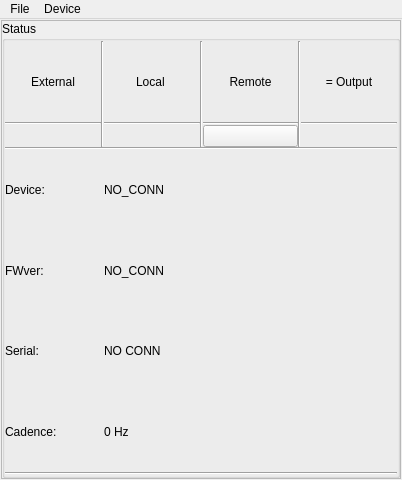
This is src/ui/MainWindowUi.ui in wonkoderverstaendige/PyFL593B as Qt 5 draws it before an edit. The edited form follows.
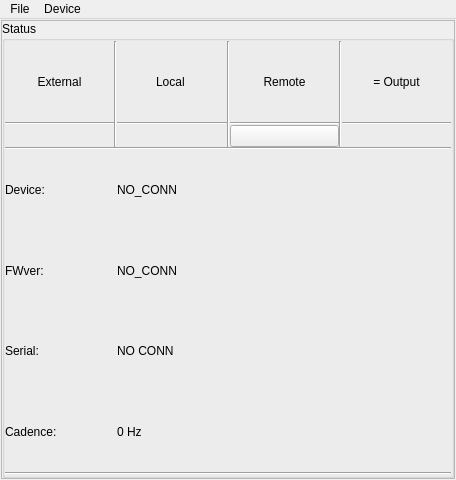
This is the edited form. Icons and pictures are not drawn.

```diff
--- a/src/ui/MainWindowUi.ui
+++ b/src/ui/MainWindowUi.ui
@@ -6,7 +6,7 @@
    <rect>
     <x>0</x>
     <y>0</y>
-    <width>402</width>
+    <width>456</width>
     <height>480</height>
    </rect>
   </property>
@@ -271,6 +271,9 @@
             </item>
             <item row="5" column="5" rowspan="4" colspan="2">
              <layout class="QHBoxLayout" name="horizontalLayout_2">
+              <property name="margin">
+               <number>3</number>
+              </property>
               <item>
                <widget class="QLabel" name="lbl_laser_warning">
                 <property name="enabled">
@@ -333,7 +336,7 @@
     <rect>
      <x>0</x>
      <y>0</y>
-     <width>402</width>
+     <width>456</width>
      <height>23</height>
     </rect>
    </property>
```
